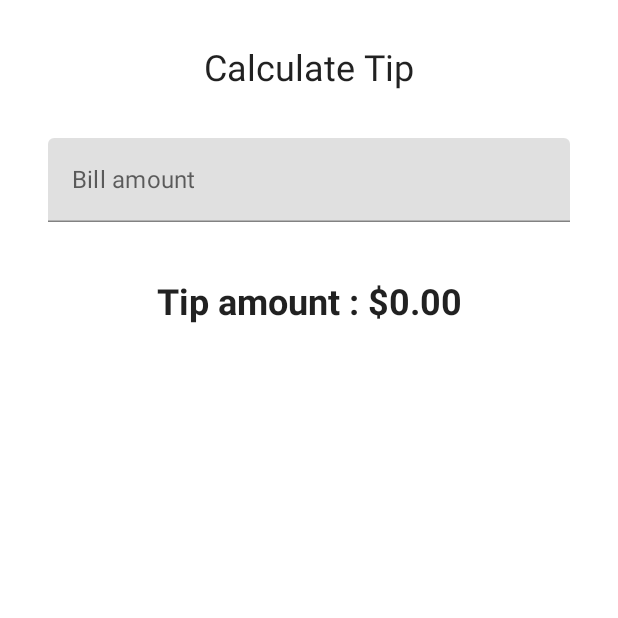
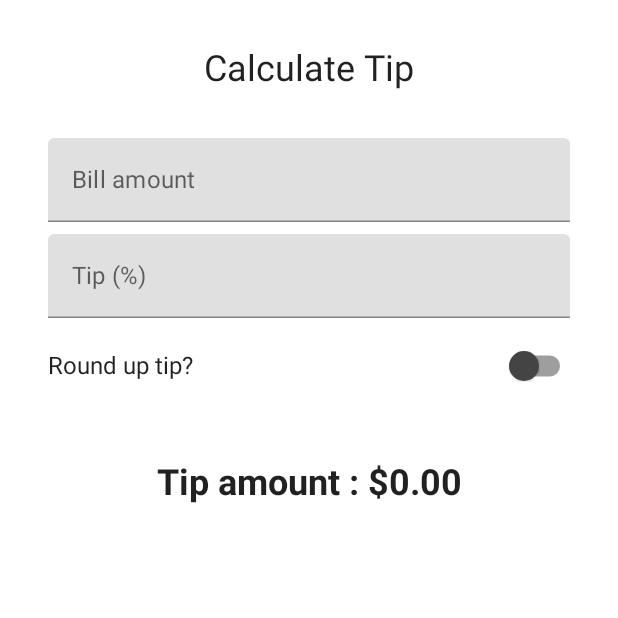
Before and after one commit to dolev146/Tip-TIme, an Android app built with Jetpack Compose: the screen it shows after launch (MainActivity), on a phone screen of 412 x 824 dp, the top half of it. Run offline under Robolectric (Android 15) with nearby library versions, the phone set to English and light mode, and no system bars.

```diff
--- a/app/src/main/java/com/example/tiptime/MainActivity.kt
+++ b/app/src/main/java/com/example/tiptime/MainActivity.kt
@@ -3,21 +3,27 @@ package com.example.tiptime
 import android.os.Bundle
 import androidx.activity.ComponentActivity
 import androidx.activity.compose.setContent
+import androidx.annotation.StringRes
+import androidx.compose.animation.AnimatedContentScope.SlideDirection.Companion.Down
 import androidx.compose.foundation.layout.*
+import androidx.compose.foundation.text.KeyboardActions
 import androidx.compose.foundation.text.KeyboardOptions
-import androidx.compose.material.MaterialTheme
-import androidx.compose.material.Surface
-import androidx.compose.material.Text
-import androidx.compose.material.TextField
+import androidx.compose.material.*
 import androidx.compose.runtime.*
 import androidx.compose.ui.Alignment
 import androidx.compose.ui.Modifier
+import androidx.compose.ui.focus.FocusDirection
+import androidx.compose.ui.focus.FocusDirection.Companion.Down
+import androidx.compose.ui.graphics.Color
+import androidx.compose.ui.platform.LocalFocusManager
 import androidx.compose.ui.res.stringResource
 import androidx.compose.ui.text.font.FontWeight
+import androidx.compose.ui.text.input.ImeAction
 import androidx.compose.ui.text.input.KeyboardType
 import androidx.compose.ui.tooling.preview.Preview
 import androidx.compose.ui.unit.dp
 import androidx.compose.ui.unit.sp
+import androidx.core.view.ViewCompat
 import com.example.tiptime.ui.theme.TipTImeTheme
 import java.text.NumberFormat
 
@@ -45,7 +51,20 @@ fun TipTimeScreen() {
         mutableStateOf("")
     }
     val amount = amountInput.toDoubleOrNull() ?: 0.0
-    val tip = calculateTip(amount)
+
+
+    var tipInput by remember {
+        mutableStateOf("")
+    }
+    val tipPercentage = tipInput.toDoubleOrNull() ?: 0.0
+    var roundUp by remember {
+        mutableStateOf(false)
+    }
+
+
+    val tip = calculateTip(amount, tipPercentage, roundUp)
+
+    val focusManager = LocalFocusManager.current
 
     Column(
         modifier = Modifier.padding(32.dp), verticalArrangement = Arrangement.spacedBy(8.dp)
@@ -58,7 +77,32 @@ fun TipTimeScreen() {
 
         Spacer(modifier = Modifier.height(16.dp))
 
-        EditNumberField(value = amountInput, onValueChage = { amountInput = it })
+        EditNumberField(
+            label = R.string.bill_amount,
+            value = amountInput,
+            onValueChange = { amountInput = it },
+            keyboardOptions = KeyboardOptions(
+                keyboardType = KeyboardType.Number, imeAction = ImeAction.Next
+            ),
+            keyboardActions = KeyboardActions(onNext = {
+                focusManager.moveFocus(FocusDirection.Down)
+            })
+        )
+
+
+        EditNumberField(
+            label = R.string.how_was_the_service,
+            value = tipInput,
+            onValueChange = { tipInput = it },
+            keyboardOptions = KeyboardOptions(
+                keyboardType = KeyboardType.Number, imeAction = ImeAction.Done
+            ),
+            keyboardActions = KeyboardActions(onDone = {
+                focusManager.clearFocus()
+            })
+        )
+
+        RoundTheTipRow(roundUp = roundUp, onRoundUpChange = { roundUp = it })
 
         Spacer(modifier = Modifier.height(24.dp))
 
@@ -66,32 +110,68 @@ fun TipTimeScreen() {
         Text(
             text = stringResource(id = R.string.tip_amount, tip),
             fontSize = 24.sp,
-            modifier = Modifier.align(Alignment.CenterHorizontally)
-        , fontWeight = FontWeight.Bold
+            modifier = Modifier.align(Alignment.CenterHorizontally),
+            fontWeight = FontWeight.Bold
         )
 
 
     }
 }
 
+@Composable
+fun RoundTheTipRow(
+    roundUp: Boolean, onRoundUpChange: (Boolean) -> Unit, modifier: Modifier = Modifier
+) {
+    Row(
+        modifier = Modifier
+            .fillMaxWidth()
+            .size(48.dp),
+        verticalAlignment = Alignment.CenterVertically
+    ) {
+        Text(text = stringResource(id = R.string.round_up_tip))
+        Switch(
+            checked = roundUp,
+            onCheckedChange = onRoundUpChange,
+            modifier = Modifier
+                .fillMaxWidth()
+                .wrapContentWidth(Alignment.End),
+            colors = SwitchDefaults.colors(
+                uncheckedThumbColor = Color.DarkGray
+            )
+        )
+    }
+}
+
 
 @Composable
-fun EditNumberField(value : String , onValueChage: (String) -> Unit ) {
+fun EditNumberField(
+    @StringRes label: Int,
+    value: String,
+    onValueChange: (String) -> Unit,
+    keyboardOptions: KeyboardOptions,
+    keyboardActions: KeyboardActions,
+    modifier: Modifier = Modifier
+) {
     TextField(
         value = value,
-        onValueChange = onValueChage,
-        keyboardOptions = KeyboardOptions(keyboardType = KeyboardType.Number),
+        onValueChange = onValueChange,
+        keyboardOptions = keyboardOptions,
+        keyboardActions = keyboardActions,
         singleLine = true,
         label = {
             Text(
-                text = stringResource(id = R.string.bill_amount),
-                modifier = Modifier.fillMaxWidth()
+                text = stringResource(id = label), modifier = Modifier.fillMaxWidth()
             )
-        })
+        },
+
+        )
 }
 
-private fun calculateTip(amount : Double, tipPercent: Double = 15.0):String{
-    val tip = tipPercent/100 * amount
+private fun calculateTip(amount: Double, tipPercent: Double = 15.0, roundUp: Boolean): String {
+    var tip = tipPercent / 100 * amount
+    if (roundUp) {
+        tip = kotlin.math.ceil(tip)
+    }
     return NumberFormat.getCurrencyInstance().format(tip)
 }
 
--- a/app/src/main/res/values/strings.xml
+++ b/app/src/main/res/values/strings.xml
@@ -3,4 +3,6 @@
     <string name="bill_amount">Bill amount</string>
     <string name="calculate_tip">Calculate Tip</string>
     <string name="tip_amount">Tip amount : %s</string>
+    <string name="how_was_the_service">Tip (%)</string>
+    <string name="round_up_tip">Round up tip?</string>
 </resources>
```
